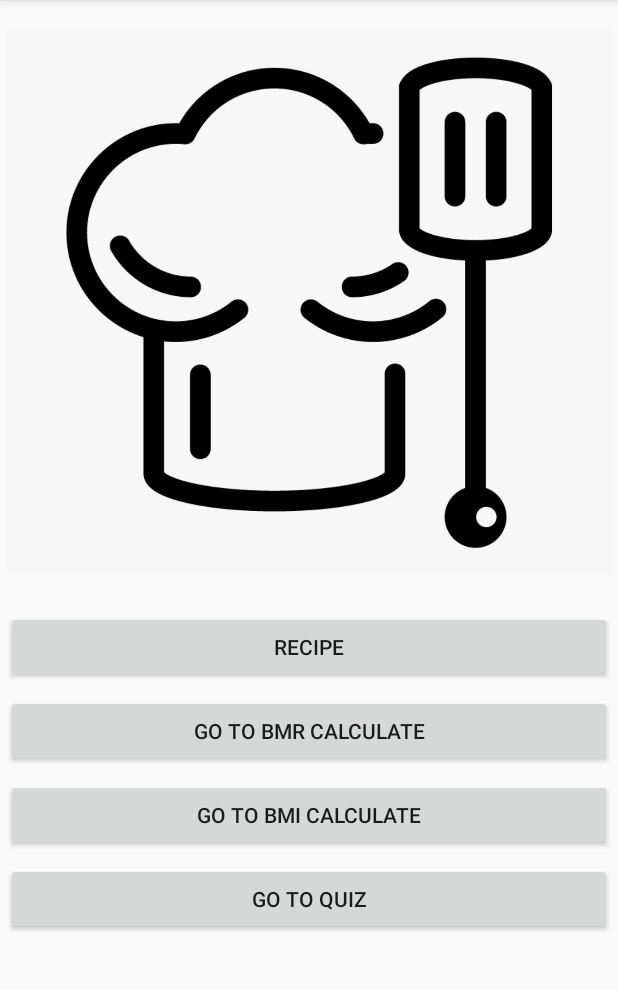
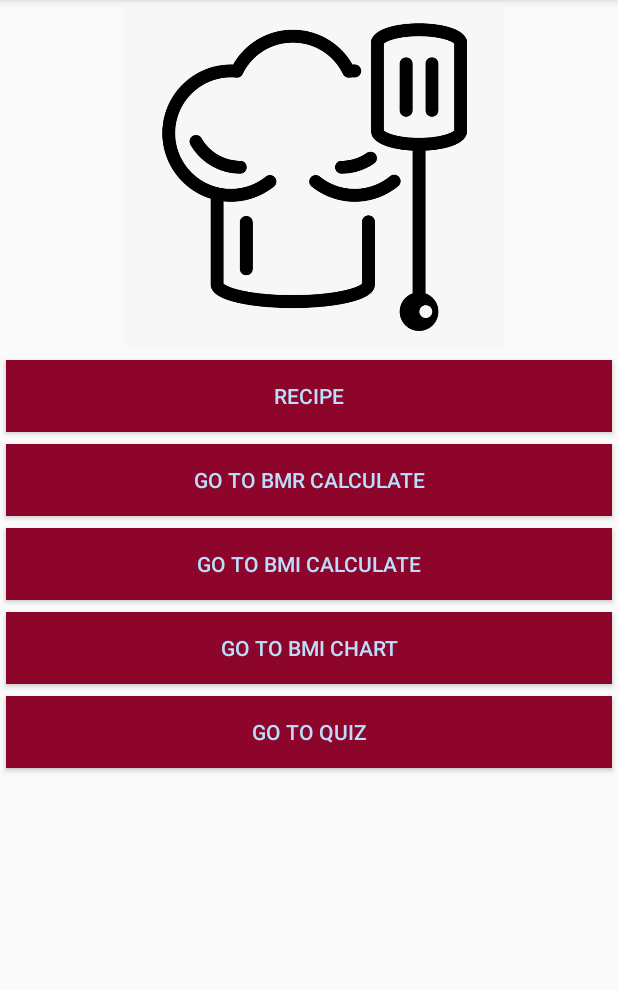
Before and after one commit to FilipBianga/PierwszaAplikacjaMobilna, an Android app: the screen it shows after launch (MainActivity), on a phone screen of 412 x 824 dp, the part 84-1074 px from its top. Run offline under Robolectric (Android 15) with nearby library versions, the phone set to English and light mode, and no system bars.

Commit message:
Add chart

```diff
--- a/LAB3/app/build.gradle
+++ b/LAB3/app/build.gradle
@@ -19,6 +19,10 @@ android {
     }
 }
 
+repositories {
+    maven { url "https://jitpack.io"}
+}
+
 dependencies {
     implementation fileTree(dir: 'libs', include: ['*.jar'])
     implementation 'androidx.appcompat:appcompat:1.0.2'
@@ -27,4 +31,6 @@ dependencies {
     testImplementation 'junit:junit:4.12'
     androidTestImplementation 'androidx.test.ext:junit:1.1.0'
     androidTestImplementation 'androidx.test.espresso:espresso-core:3.1.1'
+
+    compile 'com.github.PhilJay:MPAndroidChart:v3.0.2'
 }
--- a/LAB3/app/src/main/AndroidManifest.xml
+++ b/LAB3/app/src/main/AndroidManifest.xml
@@ -9,6 +9,9 @@
         android:roundIcon="@mipmap/ic_launcher_round"
         android:supportsRtl="true"
         android:theme="@style/AppTheme">
+        <activity
+            android:name=".ChartActivity"
+            android:exported="false" />
         <activity
             android:name=".QuizActivity"
             android:exported="false" />
--- a/LAB3/app/src/main/java/com/example/tipper/MainActivity.java
+++ b/LAB3/app/src/main/java/com/example/tipper/MainActivity.java
@@ -8,7 +8,7 @@ import android.widget.Button;
 import androidx.appcompat.app.AppCompatActivity;
 
 public class MainActivity extends AppCompatActivity {
-    private Button bmi, bmr, recipe, quiz;
+    private Button bmi, bmr, recipe, chart, quiz;
 
 
     @Override
@@ -40,6 +40,14 @@ public class MainActivity extends AppCompatActivity {
             }
         });
 
+        chart = (Button) findViewById(R.id.chart);
+        chart.setOnClickListener(new View.OnClickListener() {
+            @Override
+            public void onClick(View view) {
+                displayChart();
+            }
+        });
+
         quiz = (Button) findViewById(R.id.quiz);
         quiz.setOnClickListener(new View.OnClickListener() {
             @Override
@@ -48,6 +56,11 @@ public class MainActivity extends AppCompatActivity {
             }
         });
 
+    }
+
+    private void displayChart() {
+        Intent intent = new Intent(this, ChartActivity.class);
+        startActivity(intent);
     }
 
     private void displayQuiz() {
--- a/LAB3/app/src/main/res/layout/activity_bmi.xml
+++ b/LAB3/app/src/main/res/layout/activity_bmi.xml
@@ -41,7 +41,8 @@
         android:layout_height="wrap_content"
         android:layout_row="5"
         android:layout_column="0"
-        android:text="BACK" />
+        android:text="BACK"
+        android:background="@color/blue"/>
 
     <TextView
         android:id="@+id/result"
--- a/LAB3/app/src/main/res/layout/activity_bmr.xml
+++ b/LAB3/app/src/main/res/layout/activity_bmr.xml
@@ -83,7 +83,8 @@
         android:layout_height="wrap_content"
         android:layout_row="8"
         android:layout_column="0"
-        android:text="BACK" />
+        android:text="BACK"
+        android:background="@color/blue"/>
 
     <TextView
         android:id="@+id/result"
--- a/LAB3/app/src/main/res/layout/activity_main.xml
+++ b/LAB3/app/src/main/res/layout/activity_main.xml
@@ -6,11 +6,12 @@
     xmlns:app="http://schemas.android.com/apk/res-auto"
     tools:context=".MainActivity"
     android:columnCount="2"
-    android:useDefaultMargins="true">
+    android:useDefaultMargins="true"
+    >
 
     <ImageView
-        android:layout_width="wrap_content"
-        android:layout_height="395dp"
+        android:layout_width="411dp"
+        android:layout_height="228dp"
         android:layout_row="0"
         android:layout_column="0"
         app:srcCompat="@drawable/cook" />
@@ -21,7 +22,9 @@
         android:layout_height="wrap_content"
         android:layout_row="1"
         android:layout_column="0"
-        android:text="Recipe" />
+        android:text="Recipe"
+        android:background="@color/button"
+        android:textColor="@color/amount_background" />
 
     <Button
         android:id="@+id/bmr"
@@ -29,7 +32,9 @@
         android:layout_height="wrap_content"
         android:layout_row="2"
         android:layout_column="0"
-        android:text="Go to BMR Calculate" />
+        android:text="Go to BMR Calculate"
+        android:background="@color/button"
+        android:textColor="@color/amount_background" />
 
     <Button
         android:id="@+id/bmi"
@@ -37,15 +42,29 @@
         android:layout_height="wrap_content"
         android:layout_row="3"
         android:layout_column="0"
-        android:text="Go to BMI Calculate" />
+        android:text="Go to BMI Calculate"
+        android:background="@color/button"
+        android:textColor="@color/amount_background" />
+
+    <Button
+        android:id="@+id/chart"
+        android:layout_width="match_parent"
+        android:layout_height="wrap_content"
+        android:layout_row="4"
+        android:layout_column="0"
+        android:text="Go to BMI chart"
+        android:background="@color/button"
+        android:textColor="@color/amount_background" />
 
     <Button
         android:id="@+id/quiz"
         android:layout_width="match_parent"
         android:layout_height="wrap_content"
-        android:layout_row="4"
+        android:layout_row="5"
         android:layout_column="0"
-        android:text="Go to Quiz" />
+        android:text="Go to Quiz"
+        android:background="@color/button"
+        android:textColor="@color/amount_background" />
 
 
 </GridLayout>
--- a/LAB3/app/src/main/res/layout/activity_recipe.xml
+++ b/LAB3/app/src/main/res/layout/activity_recipe.xml
@@ -48,6 +48,7 @@
       android:layout_height="wrap_content"
       android:layout_row="5"
       android:layout_column="0"
-      android:text="BACK" />
+      android:text="BACK"
+      android:background="@color/blue"/>
 
 </GridLayout>
--- a/LAB3/app/src/main/res/values/colors.xml
+++ b/LAB3/app/src/main/res/values/colors.xml
@@ -7,4 +7,5 @@
     <color name="result_background">#FFE0B2</color>
     <color name="black">#000000</color>
     <color name="blue">#2449CE</color>
+    <color name="button">#8e052c</color>
 </resources>
```
Also changed, not shown: LAB3/app/src/main/java/com/example/tipper/ChartActivity.java (added, +83 -0 lines), LAB3/app/src/main/res/layout/activity_chart.xml (added, +25 -0 lines), 7 other files.
